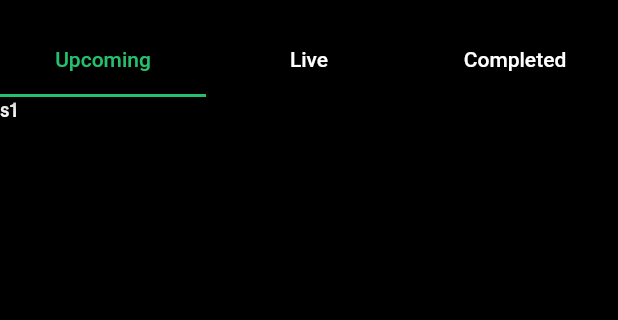
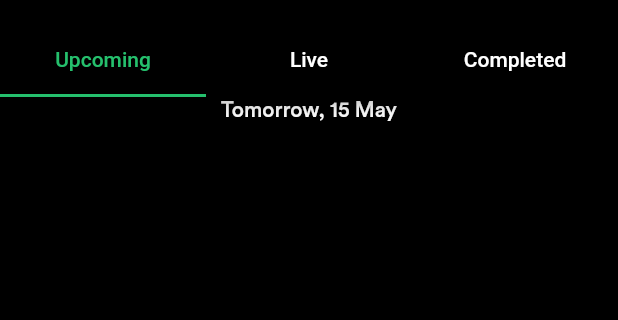
Before and after one commit to Jainish22/FanTips, a Flutter app: the Matches screen opened by its route, on a phone screen of 412 x 824 dp, the part 59-379 px from its top. Run offline on Flutter 3.47's test engine with Material 2 defaults, Android fonts, the phone set to English and light mode, and no system bars; our stand-ins replace get, sizer.

Commit message:
added TabBar Screen

```diff
--- a/lib/Screens/Matches/Matches.dart
+++ b/lib/Screens/Matches/Matches.dart
@@ -1,3 +1,6 @@
+import 'package:fantips/Screens/Matches/Completed/Completed.dart';
+import 'package:fantips/Screens/Matches/Live/Live.dart';
+import 'package:fantips/Screens/Matches/Upcoming/Upcoming.dart';
 import 'package:fantips/Util/AppColor.dart';
 import 'package:fantips/Util/AppStrings.dart';
 import 'package:fantips/Widgets/MyAppbar.dart';
@@ -27,9 +30,9 @@ class Matches extends StatelessWidget {
         ),
         body: const TabBarView(
           children: [
-            Text('s1'),
-            Text('s2'),
-            Text('s3')
+            Upcoming(),
+            Live(),
+            Completed()
           ],
         ),
       ),
--- /dev/null
+++ b/lib/Screens/Matches/Upcoming/Upcoming.dart
@@ -0,0 +1,16 @@
+import 'package:flutter/material.dart';
+
+class Upcoming extends StatelessWidget {
+  const Upcoming({Key? key}) : super(key: key);
+
+  @override
+  Widget build(BuildContext context) {
+    return SafeArea(
+      child: Column(
+        children: [
+          Text('Tomorrow, 15 May')
+        ],
+      )
+    );
+  }
+}
--- a/lib/Widgets/MyContainer.dart
+++ b/lib/Widgets/MyContainer.dart
@@ -79,7 +79,7 @@ class MyContainer1 extends StatelessWidget {
                     height: 9.h,
                     child: const VerticalDivider(color: AppColor.DividerColor, thickness: 1)),
                   SizedBox(
-                    width: 18.w,
+                    width: 19.w,
                     child: Column(
                       children: const [
                         Text('72',style: TextStyle(height: 1.6,fontSize: 30,fontWeight: FontWeight.w900,color: AppColor.green)),
```
Also changed, not shown: lib/Screens/Matches/Completed/Completed.dart (added, +16 -0 lines), lib/Screens/Matches/Live/Live.dart (added, +16 -0 lines).
